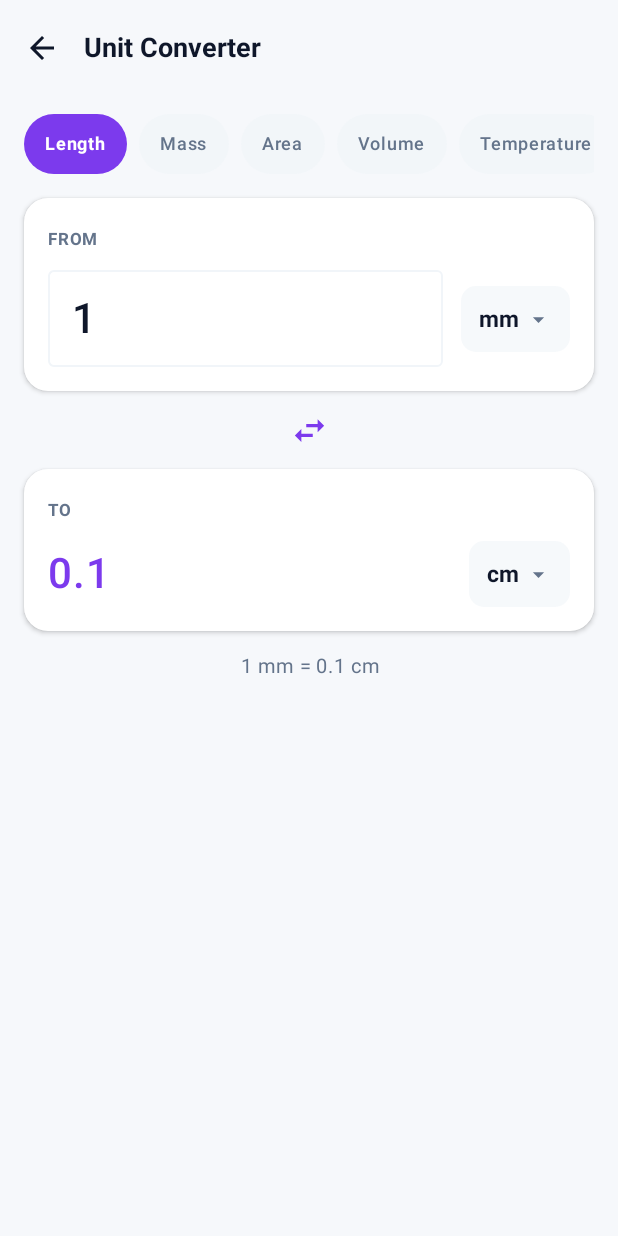
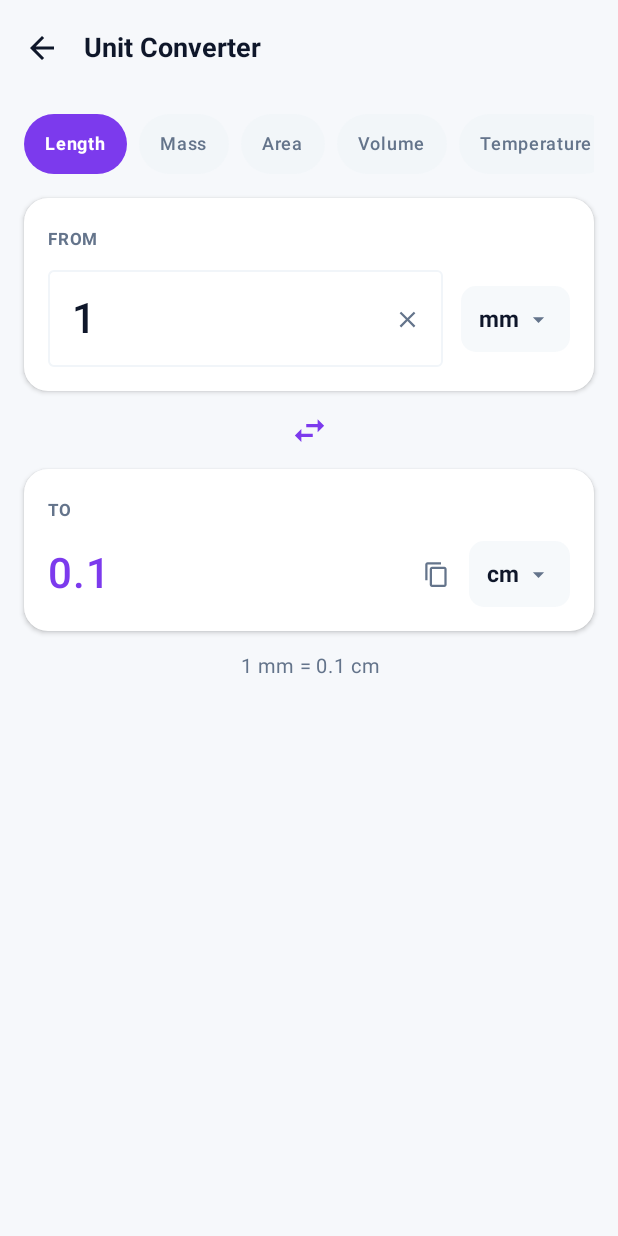
Before and after one commit to sauryah/Graion, an Android app built with Jetpack Compose: the composable UnitConverterScreen shown on its own in the app's theme, on a phone screen of 412 x 824 dp. Run offline under Robolectric (Android 15) with nearby library versions, the light colour scheme and no system bars.

Commit message:
feat(converter): add swap animation, quick clear, and copy result actions

```diff
--- a/app/src/main/java/com/sauryah/graion/ui/unitconverter/UnitConverterScreen.kt
+++ b/app/src/main/java/com/sauryah/graion/ui/unitconverter/UnitConverterScreen.kt
@@ -16,7 +16,18 @@ import androidx.compose.foundation.layout.size
 import androidx.compose.foundation.layout.width
 import androidx.compose.foundation.rememberScrollState
 import androidx.compose.foundation.shape.RoundedCornerShape
-import androidx.compose.foundation.text.KeyboardOptions
+import android.content.ClipData
+import android.content.ClipboardManager
+import android.content.Context
+import android.widget.Toast
+import androidx.compose.animation.core.animateFloatAsState
+import androidx.compose.animation.core.tween
+import androidx.compose.material.icons.filled.Clear
+import androidx.compose.material.icons.filled.ContentCopy
+import androidx.compose.ui.draw.rotate
+import androidx.compose.ui.platform.LocalContext
+import androidx.compose.ui.semantics.heading
+import androidx.compose.ui.semantics.semantics
 import androidx.compose.material.icons.Icons
 import androidx.compose.material.icons.automirrored.filled.ArrowBack
 import androidx.compose.material.icons.filled.ArrowDropDown
@@ -68,6 +79,14 @@ fun UnitConverterScreen(
     val inputValue = input.toDoubleOrNull() ?: 0.0
     val converted = UnitConverterEngine.convert(inputValue, fromUnit, toUnit)
 
+    val context = LocalContext.current
+    var isSwapped by remember { mutableStateOf(false) }
+    val swapRotation by animateFloatAsState(
+        targetValue = if (isSwapped) 180f else 0f,
+        animationSpec = tween(300),
+        label = "swap_rotation"
+    )
+
     fun switchCategory(newCategory: UnitCategory) {
         if (newCategory == category) return
         category = newCategory
@@ -86,7 +105,8 @@ fun UnitConverterScreen(
                         text = "Unit Converter",
                         fontSize = 18.sp,
                         fontWeight = FontWeight.Bold,
-                        color = colors.textPrimary
+                        color = colors.textPrimary,
+                        modifier = Modifier.semantics { heading() }
                     )
                 },
                 navigationIcon = {
@@ -142,9 +162,21 @@ fun UnitConverterScreen(
                                     input = newValue
                                 }
                             },
+                            trailingIcon = {
+                                if (input.isNotEmpty() && input != "0") {
+                                    IconButton(onClick = { input = "" }) {
+                                        Icon(
+                                            imageVector = Icons.Default.Clear,
+                                            contentDescription = "Clear input",
+                                            tint = colors.textSecondary,
+                                            modifier = Modifier.size(18.dp)
+                                        )
+                                    }
+                                }
+                            },
                             modifier = Modifier.weight(1f),
                             singleLine = true,
-                            keyboardOptions = KeyboardOptions(keyboardType = KeyboardType.Decimal),
+                            keyboardOptions = androidx.compose.foundation.text.KeyboardOptions(keyboardType = KeyboardType.Decimal),
                             textStyle = androidx.compose.ui.text.TextStyle(
                                 fontSize = 28.sp,
                                 fontWeight = FontWeight.SemiBold,
@@ -180,8 +212,11 @@ fun UnitConverterScreen(
                         val tmp = fromUnit
                         fromUnit = toUnit
                         toUnit = tmp
+                        isSwapped = !isSwapped
                     },
-                    modifier = Modifier.size(52.dp)
+                    modifier = Modifier
+                        .size(52.dp)
+                        .rotate(swapRotation)
                 ) {
                     Icon(
                         imageVector = Icons.Filled.SwapHoriz,
@@ -208,13 +243,31 @@ fun UnitConverterScreen(
                     )
                     Spacer(modifier = Modifier.height(8.dp))
                     Row(verticalAlignment = Alignment.CenterVertically) {
+                        val formattedResult = UnitConverterEngine.formatResult(converted)
                         Text(
-                            text = UnitConverterEngine.formatResult(converted),
+                            text = formattedResult,
                             fontSize = 28.sp,
                             fontWeight = FontWeight.SemiBold,
                             color = colors.accentPrimary,
                             modifier = Modifier.weight(1f)
                         )
+                        IconButton(
+                            onClick = {
+                                val clipboard = context.getSystemService(Context.CLIPBOARD_SERVICE) as? ClipboardManager
+                                val clip = ClipData.newPlainText("Converted Value", "$formattedResult ${toUnit.symbol}")
+                                clipboard?.setPrimaryClip(clip)
+                                Toast.makeText(context, "Copied $formattedResult ${toUnit.symbol}", Toast.LENGTH_SHORT).show()
+                            },
+                            modifier = Modifier.size(36.dp)
+                        ) {
+                            Icon(
+                                imageVector = Icons.Default.ContentCopy,
+                                contentDescription = "Copy converted value",
+                                tint = colors.textSecondary,
+                                modifier = Modifier.size(18.dp)
+                            )
+                        }
+                        Spacer(modifier = Modifier.width(4.dp))
                         UnitDropdown(
                             units = UnitConverterEngine.unitsFor(category),
                             selected = toUnit,
```
